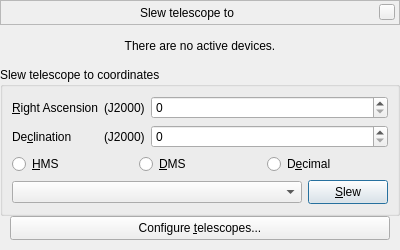
First picture: the form in plugins/TelescopeControl/src/gui/slewDialog.ui, repository 519984307/stellarium_src, before the edit.
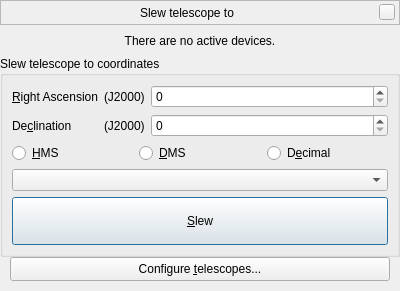
Second picture: the form after the edit. Custom widgets are drawn as their Qt base class.

Commit message: TelescopeControl: Slew window tweak

Patch:
```diff
--- a/plugins/TelescopeControl/src/gui/slewDialog.ui
+++ b/plugins/TelescopeControl/src/gui/slewDialog.ui
@@ -7,7 +7,7 @@
     <x>0</x>
     <y>0</y>
     <width>400</width>
-    <height>250</height>
+    <height>291</height>
    </rect>
   </property>
   <property name="sizePolicy">
@@ -321,7 +321,7 @@
           <verstretch>0</verstretch>
          </sizepolicy>
         </property>
-        <layout class="QHBoxLayout" name="horizontalLayout_3">
+        <layout class="QVBoxLayout" name="verticalLayout_3">
          <property name="spacing">
           <number>6</number>
          </property>
@@ -346,7 +346,7 @@
            <property name="minimumSize">
             <size>
              <width>50</width>
-             <height>24</height>
+             <height>48</height>
             </size>
            </property>
            <property name="text">
```
Left out of the diff: 1 changed line with no effect on the pictures.
